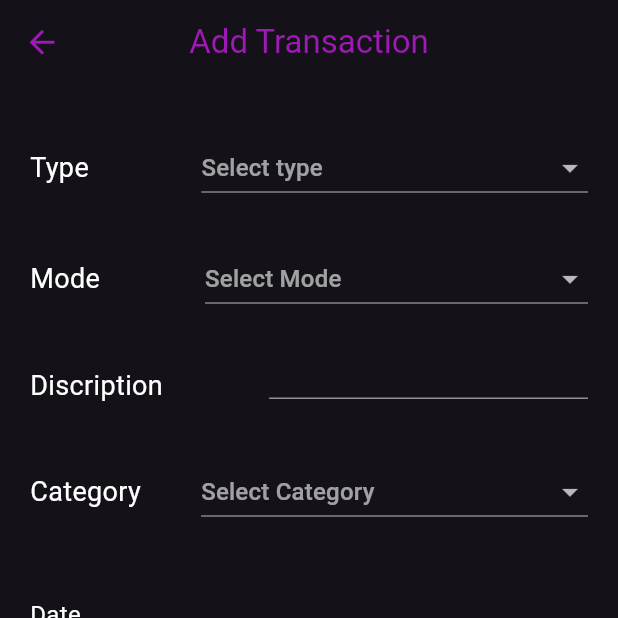
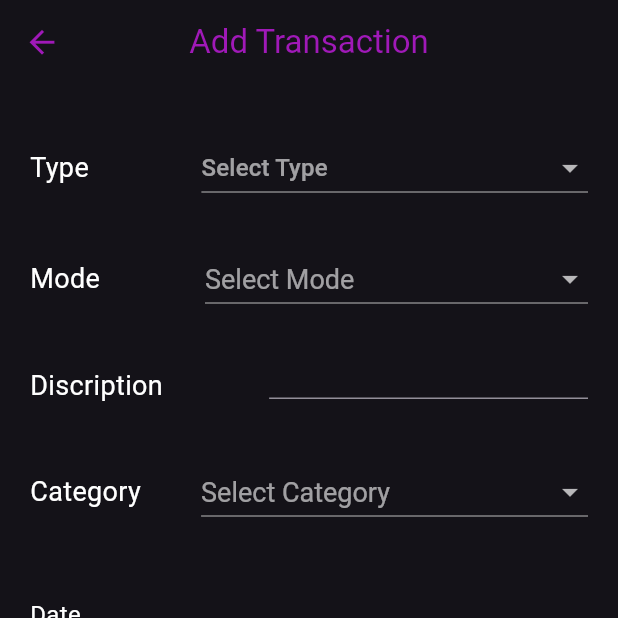
Before and after one commit to kunal-umap/Expances_Manager, a Flutter app: the add_Transaction screen opened directly, after a tap on "Add", on a phone screen of 412 x 824 dp, the top half of it. Run offline on Flutter 3.47's test engine with Material 2 defaults, Android fonts, the light colour scheme and no system bars; our stand-ins replace fl_chart; missing offline and left inert: month_year_picker.

Commit message:
Text size Change

```diff
--- a/lib/pages/AddTransactionPage/Add_TransactionPage.dart
+++ b/lib/pages/AddTransactionPage/Add_TransactionPage.dart
@@ -15,17 +15,22 @@ class add_Transaction extends StatefulWidget {
 
 // ignore: camel_case_types
 class _add_TransactionState extends State<add_Transaction> {
+  // ignore: non_constant_identifier_names
   final DiscriptionController = TextEditingController();
   final TextEditingController _date = TextEditingController();
+  // ignore: non_constant_identifier_names
   final Paise = TextEditingController();
   late final _listItem = [
     "EXPENSE",
     "INCOME",
   ];
 
+  // ignore: prefer_typing_uninitialized_variables
   var listItemSelected;
 
+  // ignore: prefer_typing_uninitialized_variables
   var modechoose;
+  // ignore: prefer_typing_uninitialized_variables
   var categorychooe;
   var modeItem = ["Online", "Cash"];
 
@@ -43,6 +48,8 @@ class _add_TransactionState extends State<add_Transaction> {
     Paise.dispose();
     super.dispose();
   }
+
+  @override
   Widget build(BuildContext context) {
     return Scaffold(
       appBar: AppBar(
@@ -81,7 +88,7 @@ class _add_TransactionState extends State<add_Transaction> {
                 Expanded(
                   // width: 150,
                   child: DropdownButton<String>(
-                      hint: const Text("Select type"),
+                      hint: const Text("Select Type"),
                       value: listItemSelected,
                       isExpanded: true,
                       items: _listItem.map((String dropDownStringItem) {
@@ -112,7 +119,10 @@ class _add_TransactionState extends State<add_Transaction> {
                   const SizedBox(width: 70),
                   Expanded(
                     child: DropdownButton<String>(
-                        hint: const Text("Select Mode"),
+                        hint: const Text(
+                          "Select Mode",
+                        ),
+                        style: TextStyle(fontSize: 18),
                         value: modechoose,
                         isExpanded: true,
                         items: modeItem.map((String dropDownStringItem) {
@@ -146,11 +156,10 @@ class _add_TransactionState extends State<add_Transaction> {
                   Expanded(
                     flex: 4,
                     child: SizedBox(
-                      height: 18,
+                        height: 18,
                         child: TextField(
                           controller: DiscriptionController,
-                        )
-                    ),
+                        )),
                   ),
                 ],
               )),
@@ -167,9 +176,11 @@ class _add_TransactionState extends State<add_Transaction> {
                   const SizedBox(width: 40),
                   Expanded(
                     child: DropdownButton<String>(
-                        dropdownColor: Colors.black,
                         isExpanded: true,
-                        hint: const Text("Select Category"),
+                        hint: const Text(
+                          "Select Category",
+                        ),
+                        style: const TextStyle(fontSize: 18),
                         value: categorychooe,
                         items: _categoryItem.map((dropDownStringItem) {
                           return DropdownMenuItem<String>(
@@ -184,8 +195,7 @@ class _add_TransactionState extends State<add_Transaction> {
                         }),
                   )
                 ],
-              )
-          ),
+              )),
           const SizedBox(height: 10),
           Padding(
             padding: const EdgeInsets.fromLTRB(20, 12, 20, 12),
@@ -202,8 +212,8 @@ class _add_TransactionState extends State<add_Transaction> {
                         const Text(
                           "Date",
                           style: TextStyle(
-                              fontSize: 16,
-                              color: Colors.white,
+                            fontSize: 16,
+                            color: Colors.white,
                           ),
                         ),
                         SizedBox(
@@ -229,13 +239,12 @@ class _add_TransactionState extends State<add_Transaction> {
                                     lastDate: DateTime(2030));
                                 if (datapicked != null) {
                                   setState(() {
-                                    _date.text =
-                                        DateFormat("yyyy-MM-dd").format(datapicked);
+                                    _date.text = DateFormat("yyyy-MM-dd")
+                                        .format(datapicked);
                                   });
                                 }
                               },
-                            )
-                        )
+                            ))
                       ],
                     ),
                   ),
@@ -263,8 +272,7 @@ class _add_TransactionState extends State<add_Transaction> {
                                     ),
                                   ),
                                 ),
-                              )
-                          ),
+                              )),
                         )
                       ],
                     ),
@@ -287,20 +295,19 @@ class _add_TransactionState extends State<add_Transaction> {
                   "amount": Paise.text,
                   "type": listItemSelected
                 };
-                DateTime tempDate = new DateFormat("yyyy-MM-dd").parse(_date.text);
-                  await FileOprations().writeJsonByData('${tempDate.year}','${tempDate.month}',dataNew);
-                  print( await FileOprations().readJson());
+                DateTime tempDate = DateFormat("yyyy-MM-dd").parse(_date.text);
+                await FileOprations().writeJsonByData(
+                    '${tempDate.year}', '${tempDate.month}', dataNew);
+                // ignore: avoid_print
+                print(await FileOprations().readJson());
               },
               child: const Text(
                 "Add",
                 style: TextStyle(
-                    color: Color.fromARGB(255, 160, 25, 184),
-                    fontSize: 18
-                ),
+                    color: Color.fromARGB(255, 160, 25, 184), fontSize: 18),
               ),
             ),
           ),
-
         ],
       ),
     );
```
